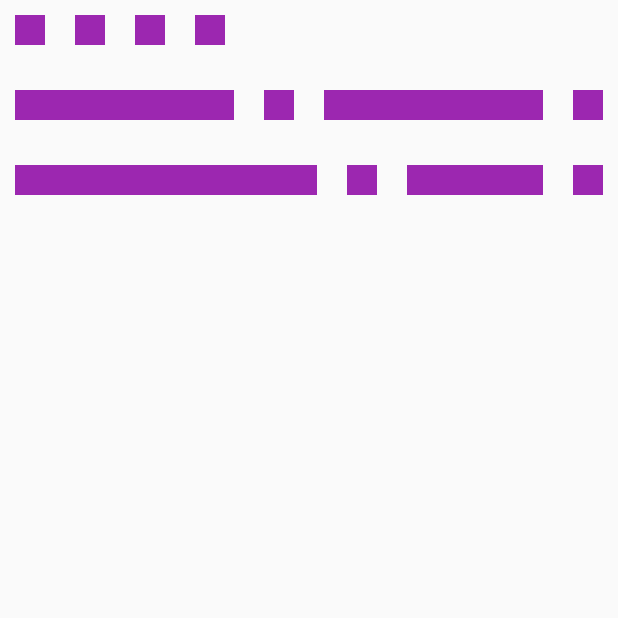
After one commit to WangYantao/flutterdemos, a Flutter app: the screen it shows after launch, after a tap on "Expanded", on a phone screen of 412 x 824 dp, the top half of it. The commit adds this screen. Run offline on Flutter 3.47's test engine with Material 2 defaults, Android fonts, the phone set to English and light mode, and no system bars.

Commit message:
使用Expanded

```diff
--- a/lib/main.dart
+++ b/lib/main.dart
@@ -1,5 +1,6 @@
 import 'package:flutter/material.dart';
 import 'widgets/safearea.dart';
+import 'widgets/expanded.dart';
 
 void main() => runApp(MyApp());
 
@@ -34,6 +35,12 @@ class HomeWidget extends StatelessWidget{
                 _toNextPage(context, 'SafeArea');
               },
             ),
+            MaterialButton(
+              child: Text('Expanded'),
+              onPressed: (){
+                _toNextPage(context, 'Expanded');
+              },
+            ),
           ],
         ),
       ),
@@ -42,7 +49,11 @@ class HomeWidget extends StatelessWidget{
 
   void _toNextPage(BuildContext context, String pageName){
     Navigator.push(context, MaterialPageRoute(builder: (BuildContext context){
-      return SafeAreaPage();
+      if(pageName == 'SafeArea') {
+        return SafeAreaPage();
+      }else if(pageName == 'Expanded'){
+        return ExpandedPage();
+      }
     }));
   }
 }
--- /dev/null
+++ b/lib/widgets/expanded.dart
@@ -0,0 +1,65 @@
+import 'package:flutter/material.dart';
+
+/**
+ * 自动拉伸子控件的宽/高
+ */
+class ExpandedPage extends StatelessWidget{
+  @override
+  Widget build(BuildContext context) {
+    return SafeArea(
+      child: Scaffold(
+        body: Column(
+          children: <Widget>[
+            Row(
+              children: <Widget>[
+                ChildWidget(),
+                ChildWidget(),
+                ChildWidget(),
+                ChildWidget(),
+              ],
+            ),
+            SizedBox(height: 10.0,),
+            Row(
+              children: <Widget>[
+                Expanded(
+                  child: ChildWidget(),
+                ),
+                ChildWidget(),
+                Expanded(
+                  child: ChildWidget(),
+                ),
+                ChildWidget(),
+              ],
+            ),
+            SizedBox(height: 10.0,),
+            Row(
+              children: <Widget>[
+                Expanded(
+                  flex: 2,
+                  child: ChildWidget(),
+                ),
+                ChildWidget(),
+                Expanded(
+                  flex: 1,
+                  child: ChildWidget(),
+                ),
+                ChildWidget(),
+              ],
+            ),
+          ],
+        ),
+      ),
+    );
+  }
+}
+
+class ChildWidget extends StatelessWidget{
+  @override
+  Widget build(BuildContext context) {
+    return Container(
+      margin: EdgeInsets.all(10.0),
+      padding: EdgeInsets.all(10.0),
+      color: Colors.purple,
+    );
+  }
+}
```
